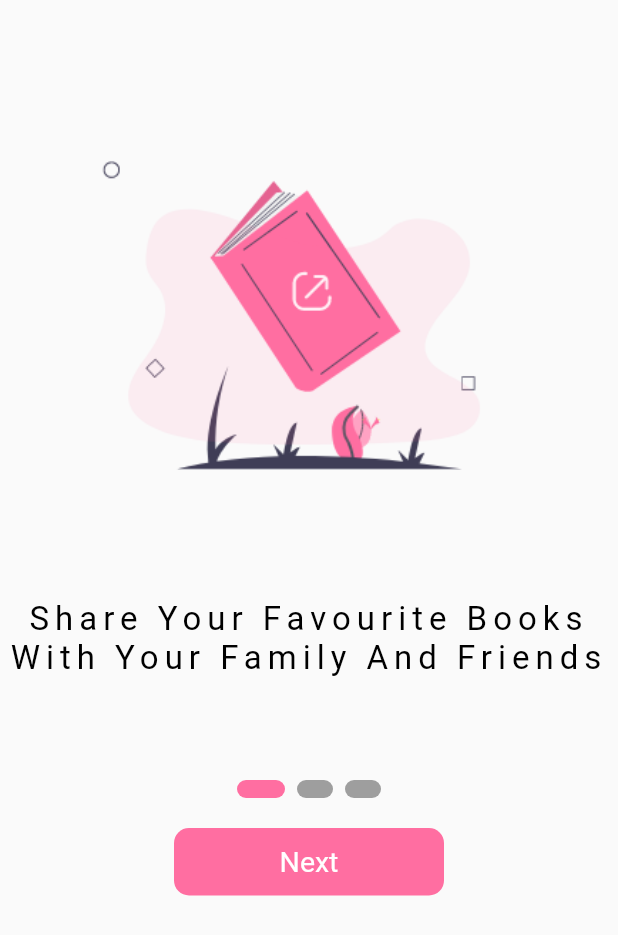
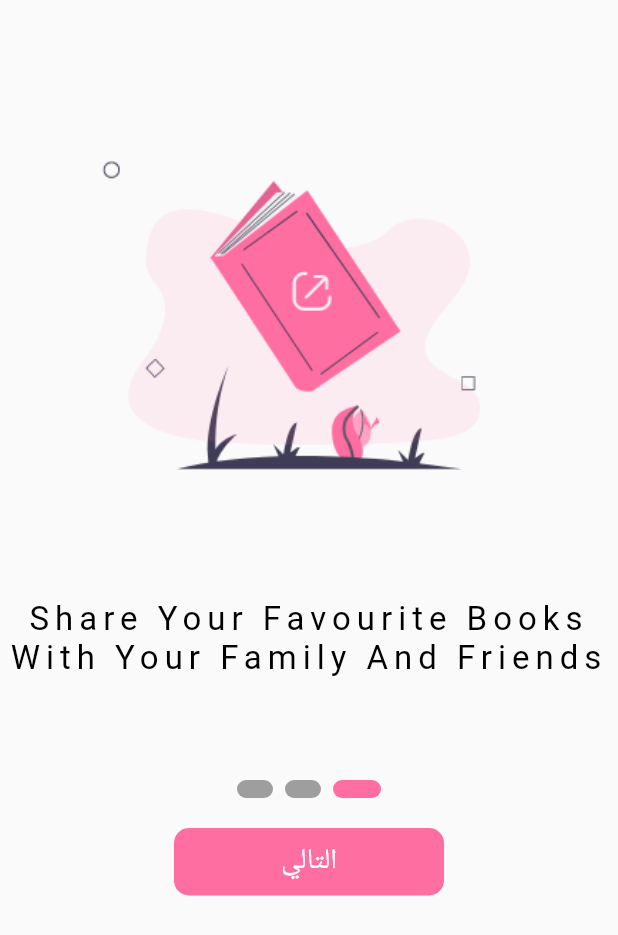
Before and after one commit to HamzaDevLoL/Novels, a Flutter app: the screen it shows after launch, on a phone screen of 412 x 824 dp. Shown: the top 935 px of the screen. Run offline on Flutter 3.47's test engine with Material 2 defaults, Android fonts, the light colour scheme and no system bars; drawn by our look-alikes of smooth_page_indicator; our stand-ins replace get.

Commit message:
change to rtl

```diff
--- a/lib/UI/Welcome.dart
+++ b/lib/UI/Welcome.dart
@@ -1,7 +1,8 @@
 import 'package:flutter/cupertino.dart';
 import 'package:flutter/material.dart';
+import 'package:novels/user/Login.dart';
 import 'package:smooth_page_indicator/smooth_page_indicator.dart';
-
+import 'package:novels/user/Login.dart';
 class Welcome extends StatefulWidget {
   const Welcome({Key? key}) : super(key: key);
 
@@ -13,6 +14,7 @@ class _WelcomeState extends State<Welcome> {
   PageController pageController = PageController(initialPage: 0);
   int page = 0;
 
+  // this function to change Page index
   void changePage(page) {
     setState(() {
       this.page = page;
@@ -121,13 +123,17 @@ class _WelcomeState extends State<Welcome> {
                             borderRadius: BorderRadius.circular(10)),
                         child: const Center(
                             child: Text(
-                          "Next",
+                          "التالي",
                           style: TextStyle(fontSize: 19, color: Colors.white),
                         ))),
                     onTap: () {
                       pageController.nextPage(
                           duration: const Duration(microseconds: 1000),
-                          curve: Curves.bounceInOut);
+                          curve: Curves.easeIn);
+                      if(page==2){
+                        Navigator.of(context).pushReplacement(MaterialPageRoute(
+                        builder: (BuildContext context) => Login()));
+                      }
                     },
                   )
                 ])));
--- a/lib/main.dart
+++ b/lib/main.dart
@@ -1,7 +1,9 @@
 import 'dart:async';
 import 'package:flutter/services.dart';
 import 'package:flutter/material.dart';
+import 'package:get/get_navigation/get_navigation.dart';
 import 'package:novels/UI/Welcome.dart';
+import 'package:flutter_localizations/flutter_localizations.dart';
 
 void main() {
   runApp(const MyApp());
@@ -14,10 +16,21 @@ class MyApp extends StatelessWidget {
   @override
   Widget build(BuildContext context) {
     SystemChrome.setEnabledSystemUIMode(SystemUiMode.leanBack);
-    return const MaterialApp(
+    return const GetMaterialApp(
       debugShowCheckedModeBanner: false,
-      title: 'Novels',
-      home:  Splash(),
+      localizationsDelegates:  [
+        GlobalCupertinoLocalizations.delegate,
+        GlobalMaterialLocalizations.delegate,
+        GlobalWidgetsLocalizations.delegate,
+      ],
+      supportedLocales: [
+        Locale("ar", "AE"), // OR Locale('ar', 'AE') OR Other RTL locales
+      ],
+      locale:  Locale("ar", "AE"),
+      home:  Directionality(
+        textDirection: TextDirection.rtl,
+        child: Splash(),
+      ),
     );
   }
 }
@@ -43,7 +56,6 @@ class _SplashState extends State<Splash> {
 
   }
 
-
   @override
   Widget build(BuildContext context) {
     return const Scaffold(
```
Also changed, not shown: lib/user/Login.dart (+13 -1 lines), pubspec.yaml (+30 -30 lines), pubspec.lock.
